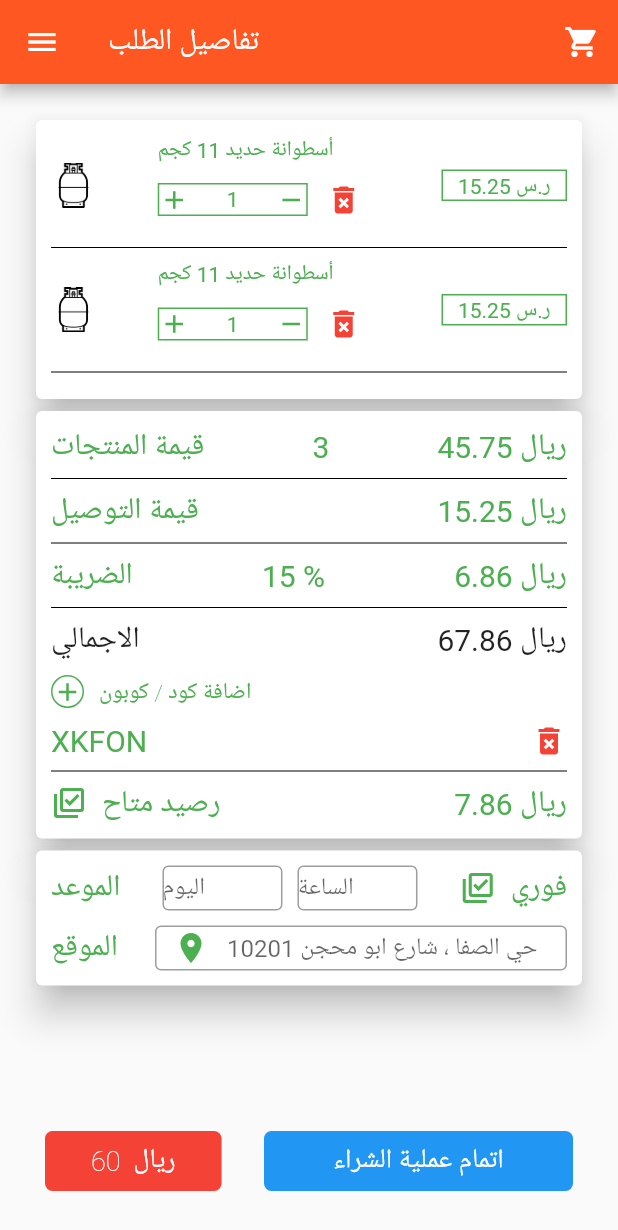
After one commit to Nader15/gas, a Flutter app: the Cart screen opened directly, on a phone screen of 412 x 824 dp. The commit adds this screen. Shown: the top 1230 px of the screen. Run offline on Flutter 3.47's test engine with Material 2 defaults, Android fonts, the phone set to English and light mode, and no system bars; our stand-ins replace flutter_svg, localize_and_translate, shared_preferences; accounts and stored records are empty.

Commit message:
cart added

```diff
--- /dev/null
+++ b/lib/ui/cart.dart
@@ -0,0 +1,443 @@
+import 'package:flutter/cupertino.dart';
+import 'package:flutter/material.dart';
+import 'package:gas/utils/colors_file.dart';
+import 'package:gas/utils/custom_widgets/custom_divider.dart';
+import 'package:gas/utils/custom_widgets/drawer.dart';
+import 'package:localize_and_translate/localize_and_translate.dart';
+
+class Cart extends StatefulWidget {
+  @override
+  _CartState createState() => _CartState();
+}
+
+class _CartState extends State<Cart> {
+  final GlobalKey<FormState> _key = GlobalKey<FormState>();
+  int value = 1;
+
+  @override
+  Widget build(BuildContext context) {
+    return Scaffold(
+      bottomNavigationBar: Padding(
+        padding: const EdgeInsets.all(30.0),
+        child: Row(
+          mainAxisAlignment: MainAxisAlignment.spaceBetween,
+          children: [
+            Container(
+              height: 40,
+              width: MediaQuery.of(context).size.width/3.5,
+              decoration: BoxDecoration(
+                  color: redColor, borderRadius: BorderRadius.circular(5)),
+              alignment: Alignment.center,
+              child: Text("60  ريال",
+                  style: TextStyle(
+                      fontWeight: FontWeight.w100,
+                      fontSize: 18,
+                      color: whiteColor)),
+            ),
+            Container(
+              width: MediaQuery.of(context).size.width/2,
+              height: 40,
+              decoration: BoxDecoration(
+                  color: Colors.blue, borderRadius: BorderRadius.circular(5)),
+              alignment: Alignment.center,
+              child: Text("اتمام عملية الشراء",
+                  style: TextStyle(
+                      fontWeight: FontWeight.w100,
+                      fontSize: 18,
+                      color: whiteColor)),
+            ),
+          ],
+        ),
+      ),
+      drawer: drawerList(),
+      appBar: AppBar(
+        backgroundColor: primaryAppColor,
+        title: Text(
+          "تفاصيل الطلب",
+          style: TextStyle(fontWeight: FontWeight.w100),
+        ),
+        actions: [
+          IconButton(icon: Icon(Icons.shopping_cart), onPressed: () {})
+        ],
+      ),
+      body: Container(
+        padding: EdgeInsets.all(20),
+        child: _mainForm(context),
+      ),
+    );
+  }
+
+  Form _mainForm(BuildContext context) {
+    return Form(
+      key: _key,
+      child: SingleChildScrollView(
+        child: Column(
+          children: [
+            Align(
+                alignment: Alignment.topRight,
+                child: Column(
+                  children: [
+                    Card(
+                      elevation: 10,
+                      child: Padding(
+                        padding: const EdgeInsets.all(10.0),
+                        child: Column(
+                          children: [
+                            order(),
+                            order(),
+                          ],
+                        ),
+                      ),
+                    ),
+                    details(),
+                    delivery()
+                  ],
+                )),
+            SizedBox(
+              height: 20,
+            ),
+          ],
+        ),
+      ),
+    );
+  }
+
+  bool defaultAddress = false;
+
+  Widget order() {
+    return Column(
+      children: [
+        Row(
+          crossAxisAlignment: CrossAxisAlignment.center,
+          mainAxisAlignment: MainAxisAlignment.spaceBetween,
+          children: [
+            Image.asset(
+              "assets/images/new_tube.png",
+              width: 30,
+            ),
+            Column(
+              crossAxisAlignment: CrossAxisAlignment.start,
+              children: [
+                Text(
+                  "أسطوانة حديد 11 كجم",
+                  style: TextStyle(color: greenAppColor),
+                ),
+                Row(
+                  children: [
+                    Container(
+                        height: 22,
+                        width: 100,
+                        alignment: Alignment.center,
+                        decoration: BoxDecoration(
+                            shape: BoxShape.rectangle,
+                            border: Border.all(color: greenAppColor)),
+                        child: Row(
+                          mainAxisAlignment: MainAxisAlignment.spaceBetween,
+                          children: [
+                            InkWell(
+                              onTap: () {
+                                setState(() {
+                                  value++;
+                                });
+                              },
+                              child: Icon(
+                                Icons.add,
+                                color: greenAppColor,
+                                size: 20,
+                              ),
+                            ),
+                            Text(
+                              "$value",
+                              style: TextStyle(color: greenAppColor),
+                            ),
+                            InkWell(
+                              onTap: () {
+                                setState(() {
+                                  value--;
+                                });
+                              },
+                              child: Icon(
+                                Icons.remove,
+                                color: greenAppColor,
+                                size: 20,
+                              ),
+                            ),
+                          ],
+                        )),
+                    IconButton(
+                        icon: Icon(
+                          Icons.delete_forever,
+                          color: redColor,
+                        ),
+                        onPressed: () {})
+                  ],
+                ),
+              ],
+            ),
+            Container(
+              padding: EdgeInsets.only(left: 10, right: 10),
+              alignment: Alignment.center,
+              decoration: BoxDecoration(
+                  shape: BoxShape.rectangle,
+                  border: Border.all(color: greenAppColor)),
+              child: Text(
+                "15.25 ر.س",
+                style: TextStyle(color: greenAppColor),
+              ),
+            ),
+          ],
+        ),
+        CustomDivider()
+      ],
+    );
+  }
+
+  Widget details() {
+    return Card(
+      elevation: 10,
+      child: Padding(
+        padding: const EdgeInsets.all(10.0),
+        child: Column(
+          crossAxisAlignment: CrossAxisAlignment.start,
+          children: [
+            Row(
+              crossAxisAlignment: CrossAxisAlignment.center,
+              mainAxisAlignment: MainAxisAlignment.spaceBetween,
+              children: [
+                Text(
+                  "قيمة المنتجات",
+                  style: TextStyle(color: greenAppColor, fontSize: 20),
+                ),
+                Text(
+                  "3",
+                  style: TextStyle(color: greenAppColor, fontSize: 20),
+                ),
+                Text(
+                  "45.75 ريال",
+                  style: TextStyle(color: greenAppColor, fontSize: 20),
+                ),
+              ],
+            ),
+            CustomDivider(),
+            Row(
+              crossAxisAlignment: CrossAxisAlignment.center,
+              mainAxisAlignment: MainAxisAlignment.spaceBetween,
+              children: [
+                Text(
+                  "قيمة التوصيل",
+                  style: TextStyle(color: greenAppColor, fontSize: 20),
+                ),
+                Text(
+                  "15.25 ريال",
+                  style: TextStyle(color: greenAppColor, fontSize: 20),
+                ),
+              ],
+            ),
+            CustomDivider(),
+            Row(
+              crossAxisAlignment: CrossAxisAlignment.center,
+              mainAxisAlignment: MainAxisAlignment.spaceBetween,
+              children: [
+                Text(
+                  "الضريبة",
+                  style: TextStyle(color: greenAppColor, fontSize: 20),
+                ),
+                Text(
+                  "15 %",
+                  style: TextStyle(color: greenAppColor, fontSize: 20),
+                ),
+                Text(
+                  "6.86 ريال",
+                  style: TextStyle(color: greenAppColor, fontSize: 20),
+                ),
+              ],
+            ),
+            CustomDivider(),
+            Row(
+              crossAxisAlignment: CrossAxisAlignment.center,
+              mainAxisAlignment: MainAxisAlignment.spaceBetween,
+              children: [
+                Text(
+                  "الاجمالي",
+                  style: TextStyle(fontSize: 20),
+                ),
+                Text(
+                  "67.86 ريال",
+                  style: TextStyle(fontSize: 20),
+                ),
+              ],
+            ),
+            SizedBox(
+              height: 10,
+            ),
+            InkWell(
+              onTap: () {},
+              child: Row(
+                children: [
+                  Container(
+                    height: 22,
+                    width: 22,
+                    alignment: Alignment.center,
+                    decoration: BoxDecoration(
+                        shape: BoxShape.circle,
+                        border: Border.all(color: greenAppColor)),
+                    child: Icon(
+                      Icons.add,
+                      color: greenAppColor,
+                      size: 20,
+                    ),
+                  ),
+                  SizedBox(
+                    width: 10,
+                  ),
+                  Text("اضافة كود / كوبون", style: _titleTextStyle),
+                ],
+              ),
+            ),
+            SizedBox(
+              height: 10,
+            ),
+            Row(
+              crossAxisAlignment: CrossAxisAlignment.center,
+              mainAxisAlignment: MainAxisAlignment.spaceBetween,
+              children: [
+                Text(
+                  "XKFON",
+                  style: TextStyle(color: greenAppColor, fontSize: 20),
+                ),
+                InkWell(
+                  onTap: () {},
+                  child: Icon(
+                    Icons.delete_forever,
+                    color: redColor,
+                  ),
+                ),
+              ],
+            ),
+            CustomDivider(),
+            Row(
+              crossAxisAlignment: CrossAxisAlignment.center,
+              mainAxisAlignment: MainAxisAlignment.spaceBetween,
+              children: [
+                Row(
+                  children: [
+                    Icon(
+                      Icons.library_add_check_outlined,
+                      color: greenAppColor,
+                    ),
+                    SizedBox(
+                      width: 10,
+                    ),
+                    Text(
+                      "رصيد متاح",
+                      style: TextStyle(color: greenAppColor, fontSize: 20),
+                    ),
+                  ],
+                ),
+                Text(
+                  "7.86 ريال",
+                  style: TextStyle(color: greenAppColor, fontSize: 20),
+                ),
+              ],
+            ),
+          ],
+        ),
+      ),
+    );
+  }
+
+  Widget delivery() {
+    return Card(
+      elevation: 10,
+      child: Padding(
+        padding: const EdgeInsets.all(10.0),
+        child: Column(
+          crossAxisAlignment: CrossAxisAlignment.start,
+          children: [
+            Row(
+              crossAxisAlignment: CrossAxisAlignment.center,
+              mainAxisAlignment: MainAxisAlignment.spaceBetween,
+              children: [
+                Text(
+                  "الموعد",
+                  style: TextStyle(color: greenAppColor, fontSize: 20),
+                ),
+                Row(
+                  children: [
+                    SizedBox(
+                      width: 80,
+                      height: 30,
+                      child: TextFormField(
+                        decoration: InputDecoration(
+                            alignLabelWithHint: false,
+                            contentPadding: EdgeInsets.zero,
+                            hintText: "اليوم", border: OutlineInputBorder()),
+                      ),
+                    ),
+                    SizedBox(
+                      width: 10,
+                    ),
+                    SizedBox(
+                      width: 80,
+                      height: 30,
+                      child: TextFormField(
+                        decoration: InputDecoration(
+                          alignLabelWithHint: false,
+                          contentPadding: EdgeInsets.zero,
+                            hintText: "الساعة", border: OutlineInputBorder()),
+                      ),
+                    ),
+                  ],
+                ),
+                Row(
+                  children: [
+                    Icon(
+                      Icons.library_add_check_outlined,
+                      color: greenAppColor,
+                    ),
+                    SizedBox(
+                      width: 10,
+                    ),
+                    Text(
+                      "فوري",
+                      style: TextStyle(color: greenAppColor, fontSize: 20),
+                    ),
+                  ],
+                ),
+              ],
+            ),
+            SizedBox(
+              height: 10,
+            ),
+            Row(
+              crossAxisAlignment: CrossAxisAlignment.center,
+              mainAxisAlignment: MainAxisAlignment.spaceBetween,
+              children: [
+                Text(
+                  "الموقع",
+                  style: TextStyle(color: greenAppColor, fontSize: 20),
+                ),
+                SizedBox(
+                  width: MediaQuery.of(context).size.width/1.5,
+                  height: 30,
+                  child: TextFormField(
+                    decoration: InputDecoration(
+                      prefixIcon: Icon(Icons.location_on,color: greenAppColor,),
+                        alignLabelWithHint: false,
+                        contentPadding: EdgeInsets.zero,
+                        hintText: "حي الصفا ، شارع ابو محجن 10201", border: OutlineInputBorder()),
+                  ),
+                ),
+              ],
+            ),
+          ],
+        ),
+      ),
+    );
+  }
+}
+
+TextStyle _bttnTextStyle =
+    TextStyle(color: greenAppColor, fontSize: 15, fontWeight: FontWeight.w100);
+TextStyle _titleTextStyle =
+    TextStyle(color: greenAppColor, fontSize: 15, fontWeight: FontWeight.w100);
--- a/lib/ui/home_page.dart
+++ b/lib/ui/home_page.dart
@@ -1,10 +1,12 @@
 import 'package:flutter/cupertino.dart';
 import 'package:flutter/material.dart';
+import 'package:gas/ui/cart.dart';
 import 'package:gas/utils/colors_file.dart';
 import 'package:gas/utils/custom_widgets/drawer.dart';
 import 'package:gas/ui/products.dart';
 import 'package:gas/ui/new_products.dart';
 import 'package:gas/ui/recharge.dart';
+import 'package:gas/utils/navigator.dart';
 
 class HomePage extends StatefulWidget {
   final int currentIndex;
@@ -29,7 +31,11 @@ class _HomePageState extends State<HomePage> {
         child: Scaffold(
           appBar: AppBar(
             actions: [
-              IconButton(icon: Icon(Icons.shopping_cart), onPressed: () {})
+              IconButton(
+                  icon: Icon(Icons.shopping_cart),
+                  onPressed: () {
+                    navigateAndKeepStack(context, Cart());
+                  })
             ],
             backgroundColor: primaryAppColor,
             leading: IconButton(
```
